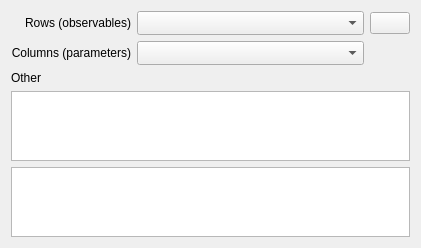
Above: copasi/UI/CQArrayAnnotationsWidget.ui from copasi/COPASI before the change. Below: the same form after it.
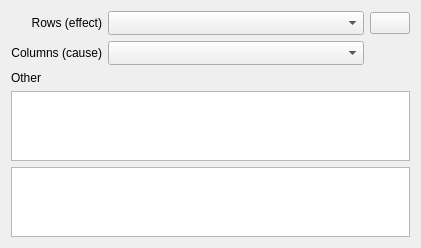
That is the form after the change. Icons and pictures are not drawn. Custom widgets are drawn as their Qt base class.

Commit message: Fixed But 2061: changed row and column parentheticals to "effect" and "cause", to match convention in Sensitivities.

What changed in the file:
```diff
--- a/copasi/UI/CQArrayAnnotationsWidget.ui
+++ b/copasi/UI/CQArrayAnnotationsWidget.ui
@@ -23,7 +23,7 @@
    <item row="0" column="0" colspan="2">
     <widget class="QLabel" name="mpLblRows">
      <property name="text">
-      <string>Rows (observables)</string>
+      <string>Rows (effect)</string>
      </property>
      <property name="alignment">
       <set>Qt::AlignRight|Qt::AlignTrailing|Qt::AlignVCenter</set>
@@ -118,7 +118,7 @@
    <item row="1" column="0" colspan="2">
     <widget class="QLabel" name="mpLblColumns">
      <property name="text">
-      <string>Columns (parameters)</string>
+      <string>Columns (cause)</string>
      </property>
      <property name="alignment">
       <set>Qt::AlignRight|Qt::AlignTrailing|Qt::AlignVCenter</set>
```
